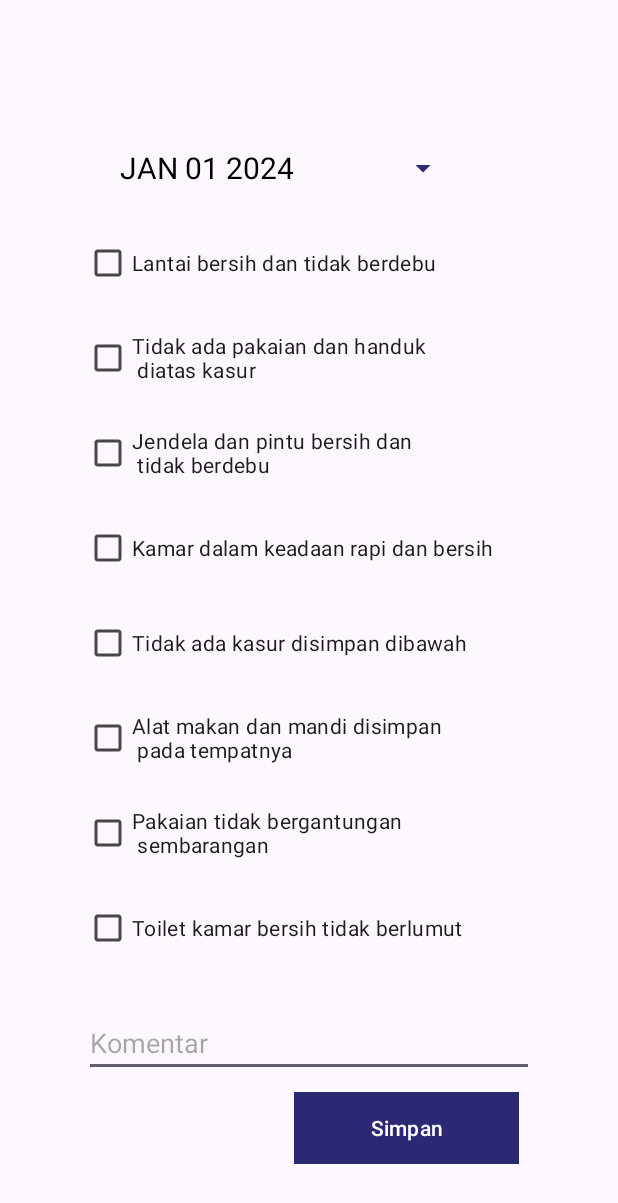
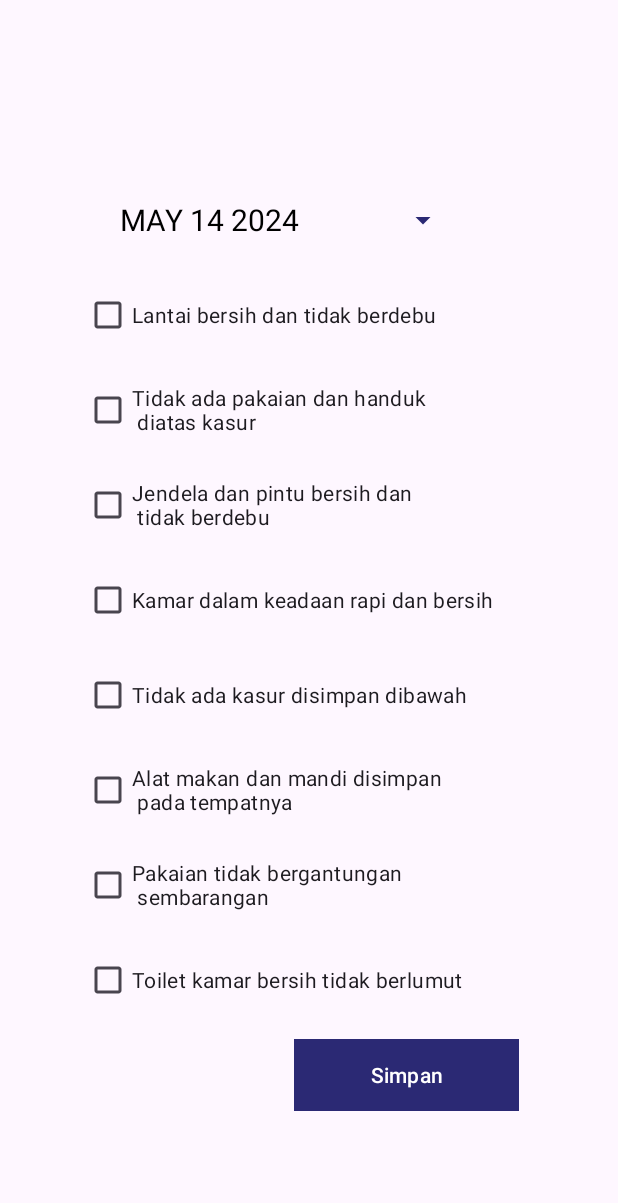
Before and after one commit to Hammam23/tugasAkhir, an Android app: the InsertActivity screen opened directly, with no data from a screen before it, on a phone screen of 412 x 824 dp. Shown: the top 1203 px of the screen. Run offline under Robolectric (Android 15) with nearby library versions, the phone set to English and light mode, and no system bars.

Commit message:
added files

```diff
--- a/app/src/main/res/layout/activity_insert.xml
+++ b/app/src/main/res/layout/activity_insert.xml
@@ -14,7 +14,7 @@
         android:layout_gravity="center">
 
         <Button
-            android:id="@+id/DatePickerButtom"
+            android:id="@+id/DatePickerButton"
             style="?android:spinnerStyle"
             android:layout_width="250dp"
             android:layout_height="wrap_content"
@@ -33,9 +33,10 @@
             android:id="@+id/cb_1"
             android:layout_width="match_parent"
             android:layout_height="wrap_content"
-            android:layout_below="@id/DatePickerButtom"
+            android:layout_below="@id/DatePickerButton"
             android:layout_marginTop="15dp"
             android:minHeight="48dp"
+            android:checked="false"
             android:text="Lantai bersih dan tidak berdebu" />
 
         <CheckBox
@@ -45,6 +46,7 @@
             android:layout_marginTop="15dp"
             android:layout_below="@id/cb_1"
             android:minHeight="48dp"
+            android:checked="false"
             android:text="Tidak ada pakaian dan handuk\n diatas kasur" />
 
         <CheckBox
@@ -54,6 +56,7 @@
             android:layout_marginTop="15dp"
             android:layout_below="@id/cb_2"
             android:minHeight="48dp"
+            android:checked="false"
             android:text="Jendela dan pintu bersih dan\n tidak berdebu" />
 
         <CheckBox
@@ -63,6 +66,7 @@
             android:layout_marginTop="15dp"
             android:layout_below="@id/cb_3"
             android:minHeight="48dp"
+            android:checked="false"
             android:text="Kamar dalam keadaan rapi dan bersih" />
 
         <CheckBox
@@ -72,6 +76,7 @@
             android:layout_marginTop="15dp"
             android:layout_below="@id/cb_4"
             android:minHeight="48dp"
+            android:checked="false"
             android:text="Tidak ada kasur disimpan dibawah" />
 
         <CheckBox
@@ -81,6 +86,7 @@
             android:layout_marginTop="15dp"
             android:layout_below="@id/cb_5"
             android:minHeight="48dp"
+            android:checked="false"
             android:text="Alat makan dan mandi disimpan\n pada tempatnya" />
 
         <CheckBox
@@ -90,6 +96,7 @@
             android:layout_marginTop="15dp"
             android:layout_below="@id/cb_6"
             android:minHeight="48dp"
+            android:checked="false"
             android:text="Pakaian tidak bergantungan\n sembarangan" />
 
         <CheckBox
@@ -99,23 +106,15 @@
             android:layout_marginTop="15dp"
             android:layout_below="@id/cb_7"
             android:minHeight="48dp"
+            android:checked="false"
             android:text="Toilet kamar bersih tidak berlumut" />
 
-        <EditText
-            android:id="@+id/edt_1"
-            android:layout_width="match_parent"
+        <Button
+            android:id="@+id/btn_save"
+            android:layout_width="150dp"
             android:layout_height="wrap_content"
             android:layout_below="@id/cb_8"
-            android:layout_marginTop="30dp"
-            android:hint="Komentar"
-            android:text=""/>
-
-        <Button
-            android:id="@+id/btnSV"
-            android:layout_width="150dp"
-            android:layout_height="wrap_content"
-            android:layout_below="@id/edt_1"
-            android:layout_marginTop="10dp"
+            android:layout_marginTop="15dp"
             android:background="@color/petik"
             android:layout_marginLeft="140dp"
             android:onClick="onClick"
--- /dev/null
+++ b/app/src/main/res/xml/network_security_config.xml
@@ -0,0 +1,6 @@
+<?xml version="1.0" encoding="utf-8"?>
+<network-security-config>
+    <domain-config cleartextTrafficPermitted="true">
+        <domain includeSubdomains="true">192.168.4.4</domain>
+    </domain-config>
+</network-security-config>
```
Also changed, not shown: app/src/main/AndroidManifest.xml (+5 -2 lines), app/src/main/res/layout/activity_menu_kamar.xml (+12 -3 lines), app/src/main/res/layout/card_view.xml (+15 -0 lines).
